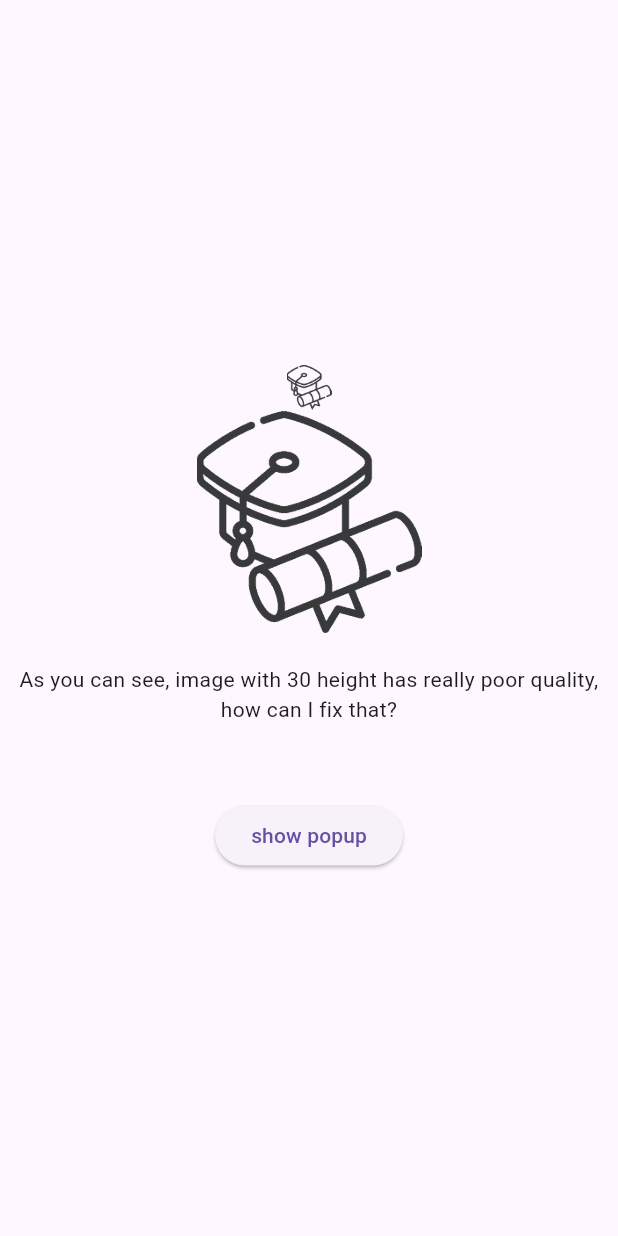
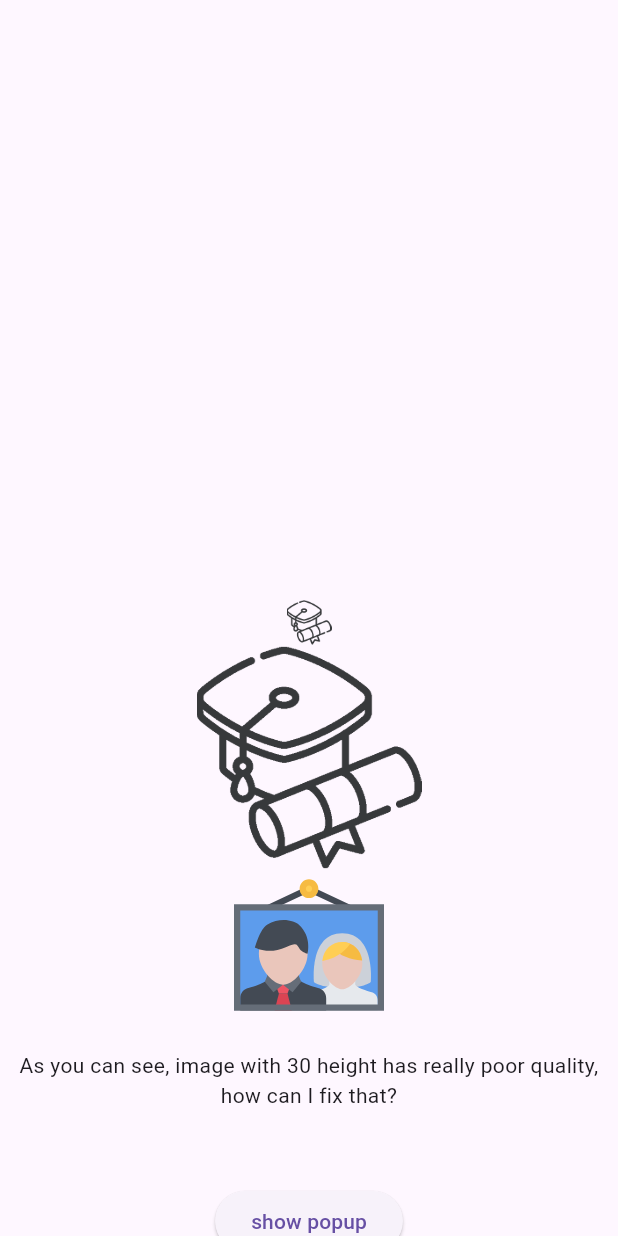
Before and after one commit to prok155/flutterjobs, a Flutter app: the screen it shows after launch, on a phone screen of 412 x 824 dp. Run offline on Flutter 3.47's test engine with Material 3 defaults, Android fonts, the light colour scheme and no system bars; our stand-ins replace flutter_svg, in_app_purchase.

Commit message:
statusbar bug

```diff
--- a/lib/main.dart
+++ b/lib/main.dart
@@ -1,8 +1,10 @@
 import 'package:flutter/material.dart';
 import 'package:flutter/services.dart';
+import 'package:flutter_svg/svg.dart';
+import 'package:flutterjobs/in_app_purchase.dart';
 
 void main() {
-  runApp(MaterialApp(home: MainApp()));
+  runApp(const MaterialApp(home: MainApp()));
 }
 
 class MainApp extends StatelessWidget {
@@ -14,14 +16,18 @@ class MainApp extends StatelessWidget {
       appBar: AppBar(
         toolbarHeight: 0,
         systemOverlayStyle: const SystemUiOverlayStyle(
-            statusBarIconBrightness: Brightness.dark,
-            statusBarColor: Colors.white,
-            statusBarBrightness: Brightness.dark),
+          statusBarIconBrightness: Brightness.dark,
+          // Change color to transparent
+          statusBarColor: Colors.transparent,
+          statusBarBrightness: Brightness.dark,
+        ),
       ),
-      body: Center(
+      body: SingleChildScrollView(
         child: Column(
-          mainAxisAlignment: MainAxisAlignment.center,
           children: [
+            const SizedBox(
+              height: 400,
+            ),
             Image.asset(
               'assets/image.png',
               height: 30,
@@ -30,10 +36,14 @@ class MainApp extends StatelessWidget {
               'assets/image.png',
               height: 150,
             ),
+            SvgPicture.asset(
+              'assets/svg_test.svg',
+              height: 100,
+            ),
             const SizedBox(
               height: 20,
             ),
-            Text(
+            const Text(
               'As you can see, image with 30 height has really poor quality, how can I fix that?',
               textAlign: TextAlign.center,
             ),
@@ -41,10 +51,13 @@ class MainApp extends StatelessWidget {
               height: 50,
             ),
             ElevatedButton(
-                onPressed: () {
-                  showPopup(context);
-                },
-                child: Text('show popup'))
+              onPressed: () {
+                showPopup(context);
+              },
+              child: const Text('show popup'),
+            ),
+            const SizedBox(height: 50),
+            const InAppPurchaseWidget(),
           ],
         ),
       ),
@@ -59,7 +72,7 @@ class MainApp extends StatelessWidget {
         return Container(
           width: double.infinity,
           height: 470,
-          child: Center(
+          child: const Center(
             child: Text(
                 textAlign: TextAlign.center,
                 'Look at status bar, is completely white, it should be darken. '),
--- a/pubspec.yaml
+++ b/pubspec.yaml
@@ -9,6 +9,8 @@ environment:
 dependencies:
   flutter:
     sdk: flutter
+  flutter_svg: ^2.0.10+1
+  in_app_purchase: ^3.1.13
 
 dev_dependencies:
   flutter_test:
```
Also changed, not shown: lib/in_app_purchase.dart (added, +133 -0 lines), assets/education.svg (added), assets/svg_test.svg (added), pubspec.lock, 1 other file.
